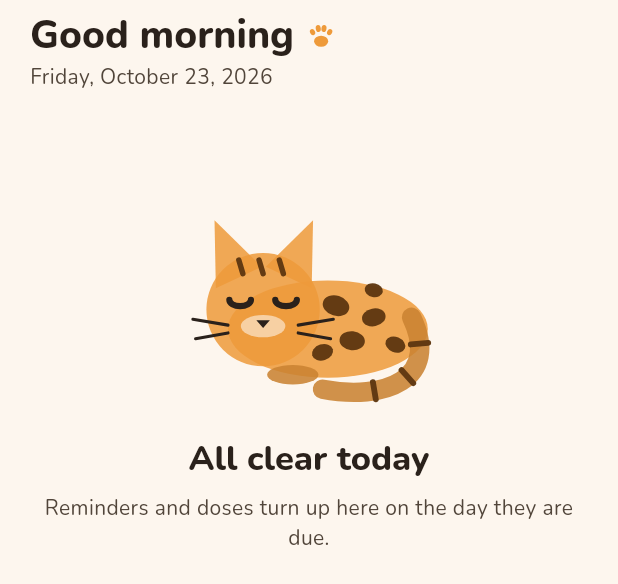
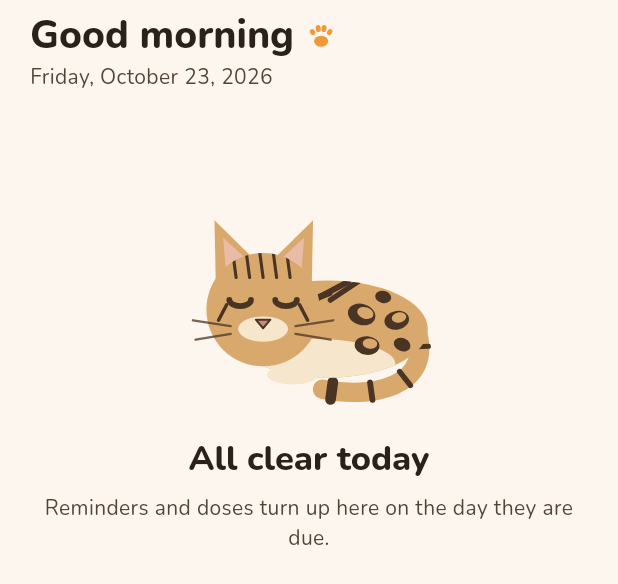
Before and after one commit to maliha3/paws_log, a Flutter app: the _NothingDue widget shown alone on an empty page, opened directly with empty values, on a phone screen of 412 x 824 dp. Shown: the top 584 px of the screen. Run offline on Flutter 3.47's test engine with Material 3 defaults, Android fonts, the phone set to English and light mode, and no system bars; drawn by our look-alikes of flutter_animate; our stand-ins replace drift, drift_flutter, file_picker, fl_chart, flutter_local_notifications, flutter_riverpod and 5 more; missing offline and left inert: purchases_flutter; accounts and stored records are empty; generated files the repository leaves out were written again.

Commit message:
Redraw the Bengal from a real one
The previous version was an orange cat with polka dots. Against an actual
photo, two things were wrong: the coat was far too saturated, and the
markings were uniform round spots.

A Bengal is sandy tan with a distinctly paler chest and belly — that contrast
is half of what makes it read as a Bengal — and its pattern varies by
position: elongated streaks over the shoulder, and rosettes along the flank
that are mostly *open*, a dark ring with coat showing through, rather than
solid dots. Solid dots are a leopard-print cushion.

Also added from the reference: fine forehead stripes (five thin ones, not
three fat), mascara lines running from the outer eye down the cheek, a pink
outlined nose, paler inner ears, and a dark tail tip.

The colours are now the cat's own rather than the theme's. A cat is the
colour it is, and a sandy coat reads on both the cream and the dark surface
where a brand-tinted one went muddy.

Everything on the body is clipped to the body, so no marking can spill off
the silhouette however the geometry is tuned later.

Two passes of looking at it fixed what reasoning about it did not: the
shoulder streaks were short and fat enough to merge into one dark mass, and
a rosette sat close enough to the whiskers to read as a blot on the face.

Co-Authored-By: Claude Opus 5 <noreply@anthropic.com>

```diff
--- a/lib/core/widgets/cat_illustration.dart
+++ b/lib/core/widgets/cat_illustration.dart
@@ -1,74 +1,83 @@
 import 'package:flutter/material.dart';
 
-/// A curled, sleeping cat.
+/// A Bengal's colouring.
 ///
-/// Drawn rather than photographed, for the same reasons as the paw mark: it
-/// is sharp at any size, takes the colours it is given, and adds nothing to
-/// the download. Shipping stock photography of someone else's cat would also
-/// be a licensing problem this app does not need.
+/// Fixed rather than taken from the theme: a cat is the colour it is, and a
+/// sandy coat reads on both a cream and a dark surface without going muddy
+/// the way a brand-tinted one would.
+@immutable
+class CatColors {
+  const CatColors({
+    required this.coat,
+    required this.pale,
+    required this.marking,
+    required this.nose,
+    required this.ear,
+  });
+
+  /// Sandy tan — the base a Bengal's pattern sits on.
+  static const CatColors bengal = CatColors(
+    coat: Color(0xFFD9A86C),
+    pale: Color(0xFFF5E6CC),
+    marking: Color(0xFF4A3524),
+    nose: Color(0xFFD1877F),
+    ear: Color(0xFFE9BCA8),
+  );
+
+  final Color coat;
+
+  /// Chest, belly, muzzle — a Bengal's underside is much lighter than its
+  /// back, and that contrast is half of what makes it look like a Bengal.
+  final Color pale;
+
+  /// Rosettes, streaks, forehead stripes and tail rings.
+  final Color marking;
+
+  final Color nose;
+  final Color ear;
+}
+
+/// A curled, sleeping Bengal.
+///
+/// Drawn rather than photographed: sharp at any size, nothing added to the
+/// download, and no licence to honour. Shipping stock photography of someone
+/// else's cat would be a problem this app does not need.
 class SleepingCat extends StatelessWidget {
   const SleepingCat({
     required this.size,
-    this.color,
-    this.accent,
+    this.colors = CatColors.bengal,
     this.markings = true,
     super.key,
   });
 
   final double size;
+  final CatColors colors;
 
-  /// The base coat. Defaults to the theme's primary, which is already the
-  /// golden tan a Bengal's coat sits on.
-  final Color? color;
-
-  /// Nose and the closed eyes.
-  final Color? accent;
-
-  /// Rosettes, forehead stripes and tail rings. Turn them off below about
-  /// 60px, where they stop being markings and start being mud.
+  /// Rosettes, streaks and rings. Off below about 60px, where they stop
+  /// being markings and start being mud.
   final bool markings;
 
   @override
-  Widget build(BuildContext context) {
-    final scheme = Theme.of(context).colorScheme;
-    // Opaque: the shapes overlap, and a translucent fill shows every seam
-    // where they do.
-    final body = color ?? scheme.primary;
-
+  Widget build(BuildContext context) => ExcludeSemantics(
     // Decorative: a screen reader has nothing useful to say about it.
-    return ExcludeSemantics(
     child: SizedBox(
       width: size,
       height: size * 0.72,
       child: CustomPaint(
         painter: _SleepingCatPainter(
-            body: body,
-            accent: accent ?? scheme.onPrimary,
+          colors: colors,
           markings: markings && size >= 60,
         ),
       ),
     ),
   );
 }
-}
 
 class _SleepingCatPainter extends CustomPainter {
-  _SleepingCatPainter({
-    required this.body,
-    required this.accent,
-    required this.markings,
-  });
+  _SleepingCatPainter({required this.colors, required this.markings});
 
-  final Color body;
-  final Color accent;
+  final CatColors colors;
   final bool markings;
-
-  /// The dark brown a Bengal's rosettes and rings are, mixed from the coat
-  /// so it stays in key whatever the base colour is.
-  Color get _marking => Color.alphaBlend(const Color(0xC43A1E06), body);
-
-  /// The pale belly and muzzle a Bengal carries.
-  Color get _pale => Color.alphaBlend(const Color(0x88FFFFFF), body);
 
   @override
   void paint(Canvas canvas, Size size) {
@@ -76,163 +85,168 @@ class _SleepingCatPainter extends CustomPainter {
     final h = size.height;
     Offset at(double x, double y) => Offset(x * w, y * h);
 
-    final fill = Paint()
-      ..color = body
+    final coat = Paint()
+      ..color = colors.coat
+      ..isAntiAlias = true;
+    final dark = Paint()
+      ..color = colors.marking
       ..isAntiAlias = true;
 
-    // A darker step of the body, so the tail and the tucked paw read as
-    // separate limbs rather than vanishing into the silhouette.
-    final shade = Paint()
-      ..color = Color.alphaBlend(const Color(0x22000000), body)
-      ..isAntiAlias = true;
-
-    final line = Paint()
-      ..color = accent
-      ..style = PaintingStyle.stroke
-      ..strokeCap = StrokeCap.round
-      ..isAntiAlias = true;
-
-    // Ears first, so the head lands on top and hides where they join.
-    for (final ear in const [
-      [(0.155, 0.41), (0.150, 0.06), (0.325, 0.30)],
-      [(0.340, 0.30), (0.515, 0.06), (0.510, 0.41)],
-    ]) {
-      canvas.drawPath(
-        Path()
-          ..moveTo(ear[0].$1 * w, ear[0].$2 * h)
-          ..lineTo(ear[1].$1 * w, ear[1].$2 * h)
-          ..lineTo(ear[2].$1 * w, ear[2].$2 * h)
-          ..close(),
-        fill,
-      );
-    }
-
-    // The body: a long curled back.
-    canvas.drawOval(
-      Rect.fromCenter(
+    final bodyRect = Rect.fromCenter(
       center: at(0.57, 0.62),
       width: w * 0.74,
       height: h * 0.50,
-      ),
-      fill,
     );
+    final headCentre = at(0.33, 0.52);
+    final headRadius = w * 0.21;
 
-    // The tail, sweeping out past the back and curling round the front. Drawn
-    // over the body in the darker step, or it would not be there at all.
+    _ears(canvas, w, h, coat);
+
+    // The tail, outside the body so it is actually visible, with its rings.
     final tail = Path()
       ..moveTo(w * 0.88, h * 0.56)
       ..cubicTo(w * 0.99, h * 0.88, w * 0.78, h * 0.99, w * 0.55, h * 0.93);
     canvas.drawPath(
       tail,
       Paint()
-        ..color = shade.color
+        ..color = colors.coat
         ..style = PaintingStyle.stroke
         ..strokeWidth = h * 0.10
         ..strokeCap = StrokeCap.round
         ..isAntiAlias = true,
     );
-
     if (markings) {
-      _rosettes(canvas, w, h);
       _tailRings(canvas, tail, h);
     }
 
-    // A front paw tucked under the chin.
+    canvas.drawOval(bodyRect, coat);
+
+    // Everything on the body is clipped to it, so no marking can spill off
+    // the silhouette however the geometry is tuned.
+    canvas
+      ..save()
+      ..clipPath(Path()..addOval(bodyRect));
+    // The pale belly, low and forward.
+    canvas.drawOval(
+      Rect.fromCenter(
+        center: at(0.52, 0.80),
+        width: w * 0.60,
+        height: h * 0.26,
+      ),
+      Paint()
+        ..color = colors.pale
+        ..isAntiAlias = true,
+    );
+    if (markings) {
+      _streaks(canvas, w, h);
+      _rosettes(canvas, w, h);
+    }
+    canvas.restore();
+
+    // A front paw tucked under the chin, in the pale of the underside.
     canvas.drawOval(
       Rect.fromCenter(
         center: at(0.44, 0.855),
         width: w * 0.19,
         height: h * 0.10,
       ),
-      shade,
-    );
-
-    // The head, resting on the body.
-    canvas.drawCircle(at(0.33, 0.52), w * 0.21, fill);
-
-    if (markings) {
-      // Forehead stripes, the Bengal's other signature after the rosettes.
-      final stripe = Paint()
-        ..color = _marking
-        ..style = PaintingStyle.stroke
-        ..strokeWidth = h * 0.028
-        ..strokeCap = StrokeCap.round
-        ..isAntiAlias = true;
-      for (final x in const [0.255, 0.330, 0.405]) {
-        canvas.drawLine(at(x, 0.335), at(x - 0.015, 0.265), stripe);
-      }
-
-      // A pale muzzle, so the face reads against the coat.
-      canvas.drawOval(
-        Rect.fromCenter(
-          center: at(0.330, 0.605),
-          width: w * 0.165,
-          height: h * 0.115,
-        ),
       Paint()
-          ..color = _pale
-          ..isAntiAlias = true,
-      );
-    }
-
-    // Closed eyes: two small downward arcs. Asleep, not staring.
-    line.strokeWidth = h * 0.032;
-    for (final eye in const [0.245, 0.415]) {
-      canvas.drawArc(
-        Rect.fromCenter(
-          center: at(eye, 0.47),
-          width: w * 0.08,
-          height: h * 0.065,
-        ),
-        0,
-        3.14159,
-        false,
-        line,
-      );
-    }
-
-    // Nose.
-    canvas.drawPath(
-      Path()
-        ..moveTo(w * 0.305, h * 0.575)
-        ..lineTo(w * 0.355, h * 0.575)
-        ..lineTo(w * 0.330, h * 0.615)
-        ..close(),
-      Paint()
-        ..color = accent
+        ..color = colors.pale
         ..isAntiAlias = true,
     );
 
-    // Whiskers.
-    line.strokeWidth = h * 0.016;
-    for (final whisker in const [
-      [(0.20, 0.60), (0.07, 0.57)],
-      [(0.20, 0.64), (0.08, 0.67)],
-      [(0.46, 0.60), (0.59, 0.57)],
-      [(0.46, 0.64), (0.58, 0.67)],
-    ]) {
-      canvas.drawLine(
-        at(whisker[0].$1, whisker[0].$2),
-        at(whisker[1].$1, whisker[1].$2),
-        line,
+    canvas.drawCircle(headCentre, headRadius, coat);
+
+    canvas
+      ..save()
+      ..clipPath(
+        Path()..addOval(
+          Rect.fromCircle(center: headCentre, radius: headRadius),
+        ),
+      );
+    _face(canvas, w, h, dark);
+    canvas.restore();
+
+    _whiskers(canvas, w, h);
+  }
+
+  void _ears(Canvas canvas, double w, double h, Paint coat) {
+    const outer = [
+      [(0.155, 0.41), (0.150, 0.06), (0.325, 0.30)],
+      [(0.340, 0.30), (0.515, 0.06), (0.510, 0.41)],
+    ];
+    const inner = [
+      [(0.195, 0.36), (0.182, 0.15), (0.300, 0.30)],
+      [(0.365, 0.30), (0.482, 0.15), (0.470, 0.36)],
+    ];
+
+    Path triangle(List<(double, double)> points) => Path()
+      ..moveTo(points[0].$1 * w, points[0].$2 * h)
+      ..lineTo(points[1].$1 * w, points[1].$2 * h)
+      ..lineTo(points[2].$1 * w, points[2].$2 * h)
+      ..close();
+
+    for (final ear in outer) {
+      canvas.drawPath(triangle(ear), coat);
+    }
+    for (final ear in inner) {
+      canvas.drawPath(
+        triangle(ear),
+        Paint()
+          ..color = colors.ear
+          ..isAntiAlias = true,
       );
     }
   }
 
-  /// Rosettes across the flank, in a fixed scatter. Random spots would
-  /// reshuffle on every repaint.
-  void _rosettes(Canvas canvas, double w, double h) {
-    const spots = [
-      (x: 0.60, y: 0.50, r: 0.050, tilt: 0.3),
-      (x: 0.74, y: 0.56, r: 0.044, tilt: -0.2),
-      (x: 0.66, y: 0.68, r: 0.047, tilt: 0.1),
-      (x: 0.82, y: 0.70, r: 0.038, tilt: 0.4),
-      (x: 0.55, y: 0.74, r: 0.040, tilt: -0.3),
-      (x: 0.74, y: 0.42, r: 0.034, tilt: 0.2),
+  /// Elongated streaks over the shoulder, which is how a Bengal's pattern
+  /// runs there — the round rosettes start further back along the flank.
+  void _streaks(Canvas canvas, double w, double h) {
+    // Thin and long. Short and fat, they merge into one dark mass rather
+    // than reading as separate streaks.
+    const streaks = [
+      (x: 0.475, y: 0.49, len: 0.30, thick: 0.0115, tilt: 1.20),
+      (x: 0.560, y: 0.44, len: 0.27, thick: 0.0110, tilt: 1.08),
+      (x: 0.645, y: 0.41, len: 0.22, thick: 0.0100, tilt: 0.98),
     ];
 
     final paint = Paint()
-      ..color = _marking
+      ..color = colors.marking
+      ..style = PaintingStyle.stroke
+      ..strokeCap = StrokeCap.round
+      ..isAntiAlias = true;
+
+    for (final streak in streaks) {
+      paint.strokeWidth = streak.thick * 2 * w;
+      final half = streak.len * h / 2;
+      canvas
+        ..save()
+        ..translate(streak.x * w, streak.y * h)
+        ..rotate(streak.tilt)
+        ..drawLine(Offset(0, -half), Offset(0, half), paint)
+        ..restore();
+    }
+  }
+
+  /// Rosettes along the flank. A Bengal's are mostly *open* — a dark ring
+  /// with coat showing through — rather than solid dots, which is the
+  /// difference between a Bengal and a leopard-print cushion.
+  void _rosettes(Canvas canvas, double w, double h) {
+    // Kept clear of each other and of the silhouette's edge, where a clipped
+    // rosette stops reading as a ring and becomes a smudge.
+    const spots = [
+      (x: 0.695, y: 0.545, r: 0.052, tilt: 0.3, open: true),
+      (x: 0.825, y: 0.575, r: 0.046, tilt: -0.2, open: true),
+      (x: 0.715, y: 0.705, r: 0.046, tilt: 0.1, open: true),
+      (x: 0.845, y: 0.700, r: 0.032, tilt: 0.4, open: false),
+      (x: 0.775, y: 0.455, r: 0.030, tilt: 0.2, open: false),
+    ];
+
+    final dark = Paint()
+      ..color = colors.marking
+      ..isAntiAlias = true;
+    final hole = Paint()
+      ..color = colors.coat
       ..isAntiAlias = true;
 
     for (final spot in spots) {
@@ -246,31 +260,153 @@ class _SleepingCatPainter extends CustomPainter {
             width: spot.r * 2 * w,
             height: spot.r * 1.5 * w,
           ),
-          paint,
-        )
-        ..restore();
+          dark,
+        );
+      if (spot.open) {
+        // The coat showing through, pushed off-centre so the ring is heavier
+        // on one side, the way a real rosette is.
+        canvas.drawOval(
+          Rect.fromCenter(
+            center: Offset(spot.r * 0.22 * w, -spot.r * 0.18 * w),
+            width: spot.r * 1.18 * w,
+            height: spot.r * 0.82 * w,
+          ),
+          hole,
+        );
+      }
+      canvas.restore();
     }
   }
 
-  /// Bands across the tail, placed along the curve itself so they sit square
-  /// to it rather than at some fixed angle.
-  void _tailRings(Canvas canvas, Path tail, double h) {
-    final paint = Paint()
-      ..color = _marking
+  void _face(Canvas canvas, double w, double h, Paint dark) {
+    Offset at(double x, double y) => Offset(x * w, y * h);
+
+    // Fine forehead stripes, running back between the ears. Several thin
+    // ones, not three fat ones.
+    final stripe = Paint()
+      ..color = colors.marking
+      ..style = PaintingStyle.stroke
+      ..strokeWidth = h * 0.016
+      ..strokeCap = StrokeCap.round
+      ..isAntiAlias = true;
+    for (final x in const [0.230, 0.280, 0.330, 0.380, 0.430]) {
+      canvas.drawLine(at(x, 0.355), at(x - 0.012, 0.230), stripe);
+    }
+
+    // The pale muzzle and chin.
+    canvas.drawOval(
+      Rect.fromCenter(
+        center: at(0.330, 0.620),
+        width: w * 0.185,
+        height: h * 0.130,
+      ),
+      Paint()
+        ..color = colors.pale
+        ..isAntiAlias = true,
+    );
+
+    // Mascara lines, from the outer eye down across the cheek.
+    final mascara = Paint()
+      ..color = colors.marking
+      ..style = PaintingStyle.stroke
+      ..strokeWidth = h * 0.018
+      ..strokeCap = StrokeCap.round
+      ..isAntiAlias = true;
+    canvas
+      ..drawLine(at(0.195, 0.495), at(0.165, 0.575), mascara)
+      ..drawLine(at(0.465, 0.495), at(0.495, 0.575), mascara);
+
+    // Closed eyes: asleep, not staring.
+    final lid = Paint()
+      ..color = colors.marking
       ..style = PaintingStyle.stroke
       ..strokeWidth = h * 0.030
       ..strokeCap = StrokeCap.round
       ..isAntiAlias = true;
+    for (final eye in const [0.245, 0.415]) {
+      canvas.drawArc(
+        Rect.fromCenter(
+          center: at(eye, 0.470),
+          width: w * 0.080,
+          height: h * 0.065,
+        ),
+        0,
+        3.14159,
+        false,
+        lid,
+      );
+    }
+
+    // A pink nose, outlined.
+    final nose = Path()
+      ..moveTo(w * 0.303, h * 0.572)
+      ..lineTo(w * 0.357, h * 0.572)
+      ..lineTo(w * 0.330, h * 0.616)
+      ..close();
+    canvas
+      ..drawPath(
+        nose,
+        Paint()
+          ..color = colors.nose
+          ..isAntiAlias = true,
+      )
+      ..drawPath(
+        nose,
+        Paint()
+          ..color = colors.marking
+          ..style = PaintingStyle.stroke
+          ..strokeWidth = h * 0.010
+          ..strokeJoin = StrokeJoin.round
+          ..isAntiAlias = true,
+      );
+  }
+
+  void _whiskers(Canvas canvas, double w, double h) {
+    Offset at(double x, double y) => Offset(x * w, y * h);
+    final paint = Paint()
+      ..color = colors.marking.withValues(alpha: 0.75)
+      ..style = PaintingStyle.stroke
+      ..strokeWidth = h * 0.012
+      ..strokeCap = StrokeCap.round
+      ..isAntiAlias = true;
+
+    for (final whisker in const [
+      [(0.21, 0.605), (0.07, 0.575)],
+      [(0.21, 0.645), (0.08, 0.675)],
+      [(0.45, 0.605), (0.59, 0.575)],
+      [(0.45, 0.645), (0.58, 0.675)],
+    ]) {
+      canvas.drawLine(
+        at(whisker[0].$1, whisker[0].$2),
+        at(whisker[1].$1, whisker[1].$2),
+        paint,
+      );
+    }
+  }
+
+  /// Bands across the tail, placed along the curve itself so each sits square
+  /// to it, and a dark tip.
+  void _tailRings(Canvas canvas, Path tail, double h) {
+    final paint = Paint()
+      ..color = colors.marking
+      ..style = PaintingStyle.stroke
+      ..strokeCap = StrokeCap.round
+      ..isAntiAlias = true;
 
     for (final metric in tail.computeMetrics()) {
-      for (final fraction in const [0.18, 0.42, 0.66]) {
-        final tangent = metric.getTangentForOffset(metric.length * fraction);
+      for (final band in const [
+        (at: 0.20, width: 0.026),
+        (at: 0.44, width: 0.028),
+        (at: 0.68, width: 0.030),
+        (at: 0.94, width: 0.055),
+      ]) {
+        final tangent = metric.getTangentForOffset(metric.length * band.at);
         if (tangent == null) {
           continue;
         }
-        // Perpendicular to the tail's direction at this point.
-        final across = Offset(-tangent.vector.dy, tangent.vector.dx) *
-            (h * 0.045);
+        paint.strokeWidth = h * band.width;
+        final across =
+            Offset(-tangent.vector.dy, tangent.vector.dx) * (h * 0.045);
         canvas.drawLine(
           tangent.position - across,
           tangent.position + across,
@@ -282,5 +418,5 @@ class _SleepingCatPainter extends CustomPainter {
 
   @override
   bool shouldRepaint(_SleepingCatPainter old) =>
-      old.body != body || old.accent != accent || old.markings != markings;
+      old.colors != colors || old.markings != markings;
 }
--- a/lib/features/onboarding/welcome_screen.dart
+++ b/lib/features/onboarding/welcome_screen.dart
@@ -36,11 +36,7 @@ class WelcomeScreen extends StatelessWidget {
                         // reference rests its photo on a colour block.
                         Halo(
                               size: 230,
-                              child: SleepingCat(
-                                size: 190,
-                                color: theme.colorScheme.primary,
-                                accent: theme.colorScheme.onPrimary,
-                              ),
+                              child: SleepingCat(size: 190),
                             )
                             .animate()
                             .fadeIn(duration: 500.ms)
--- a/lib/features/today/today_screen.dart
+++ b/lib/features/today/today_screen.dart
@@ -71,11 +71,7 @@ class _NothingDue extends StatelessWidget {
         const SizedBox(height: 60),
         Column(
           children: [
-            SleepingCat(
-                  size: 180,
-                  color: theme.colorScheme.primary.withValues(alpha: 0.85),
-                  accent: theme.colorScheme.onPrimary,
-                )
+            const SleepingCat(size: 180)
                 .animate()
                 .fadeIn(duration: 450.ms)
                 .scale(begin: const Offset(0.9, 0.9), curve: Curves.easeOut),
```
Also changed, not shown: 1 other file. Lines whose indentation alone changed are shown as unchanged.
